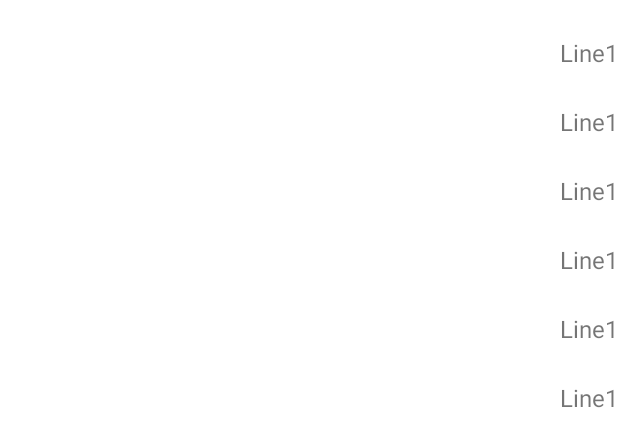
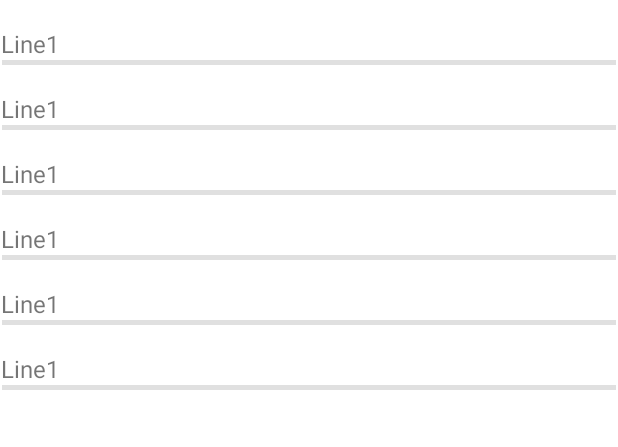
Before and after one commit to nephilim27/Android-2022, an Android app: the layout fragment_question_list.xml on its own in the app's theme, with its tools: preview values and no code run, on a phone screen of 412 x 824 dp. Shown: the top 447 px of the screen. Run offline under Robolectric (Android 15) with nearby library versions, the phone set to English and light mode, and no system bars.

Commit message:
RecyclerView kinda finished

```diff
--- a/Android/Quizapp/app/src/main/java/com/example/quizapp/MainActivity.kt
+++ b/Android/Quizapp/app/src/main/java/com/example/quizapp/MainActivity.kt
@@ -68,7 +68,7 @@ class MainActivity : AppCompatActivity() {
                 R.id.home -> replaceFragment(HomeFragment())
                 R.id.quizTime -> replaceFragment(QuizStartFragment())
                 R.id.profile -> replaceFragment(ProfileFragment())
-                //R.id.listOfQuestions -> replaceFragment(QuestionListFragment())
+                R.id.listOfQuestions -> replaceFragment(QuestionListFragment())
                 R.id.newQuestion -> replaceFragment(QuestionAddFragment())
 
                 else -> {
--- a/Android/Quizapp/app/src/main/res/layout/item_layout.xml
+++ b/Android/Quizapp/app/src/main/res/layout/item_layout.xml
@@ -1,18 +1,33 @@
 <?xml version="1.0" encoding="utf-8"?>
 <androidx.constraintlayout.widget.ConstraintLayout xmlns:android="http://schemas.android.com/apk/res/android"
+    xmlns:app="http://schemas.android.com/apk/res-auto"
+    xmlns:tools="http://schemas.android.com/tools"
     android:layout_width="match_parent"
     android:layout_height="wrap_content"
-    xmlns:app="http://schemas.android.com/apk/res-auto">
+    android:scrollbarThumbHorizontal="@android:drawable/bottom_bar">
 
     <TextView
         android:id="@+id/text_view_1"
         android:layout_width="wrap_content"
         android:layout_height="wrap_content"
-        android:layout_marginStart="32dp"
-        android:layout_marginTop="24dp"
+        android:layout_marginTop="18dp"
         android:text="Line1"
         android:textSize="16sp"
         app:layout_constraintEnd_toEndOf="parent"
+        app:layout_constraintHorizontal_bias="0.002"
+        app:layout_constraintStart_toStartOf="parent"
         app:layout_constraintTop_toTopOf="parent" />
 
+    <View
+        android:id="@+id/divider2"
+        android:layout_width="409dp"
+        android:layout_height="3dp"
+        android:layout_marginStart="1dp"
+        android:layout_marginEnd="1dp"
+        android:background="?android:attr/listDivider"
+        app:layout_constraintBottom_toBottomOf="parent"
+        app:layout_constraintEnd_toEndOf="parent"
+        app:layout_constraintStart_toStartOf="parent"
+        app:layout_constraintTop_toBottomOf="@+id/text_view_1" />
+
 </androidx.constraintlayout.widget.ConstraintLayout>
```
Also changed, not shown: Android/Quizapp/app/src/main/java/com/example/quizapp/ItemList.kt (added, +16 -0 lines), Android/Quizapp/app/src/main/java/com/example/quizapp/models/DataAdapter.kt (+4 -3 lines), Android/Quizapp/app/src/main/java/com/example/quizapp/ui/QuestionListFragment.kt (+33 -38 lines), Android/Quizapp/app/src/main/java/com/example/quizapp/util/Utils.kt (added, +16 -0 lines).
